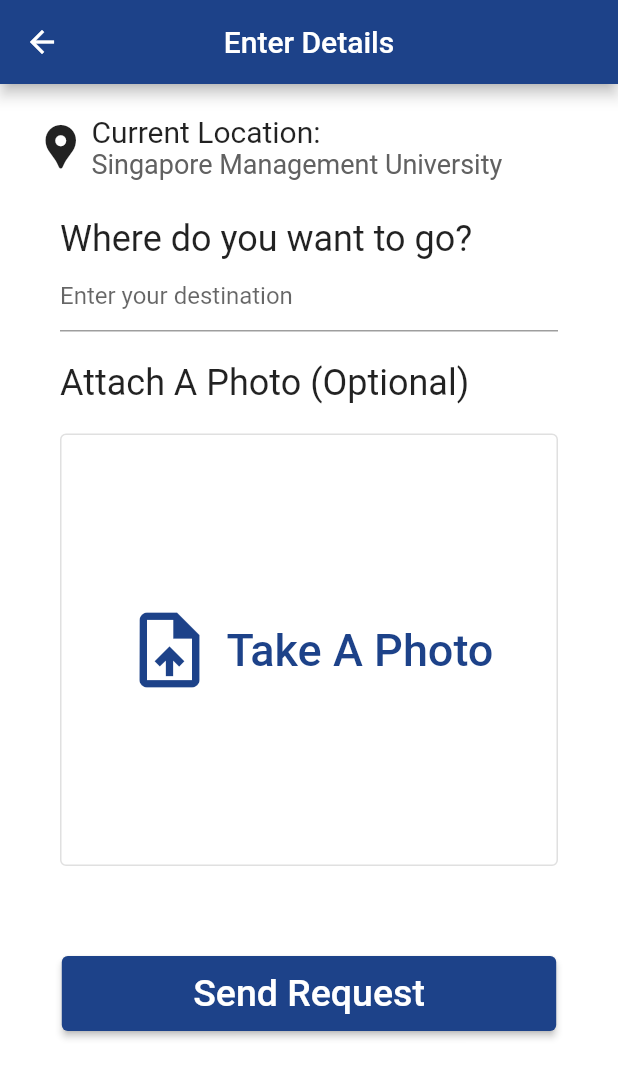
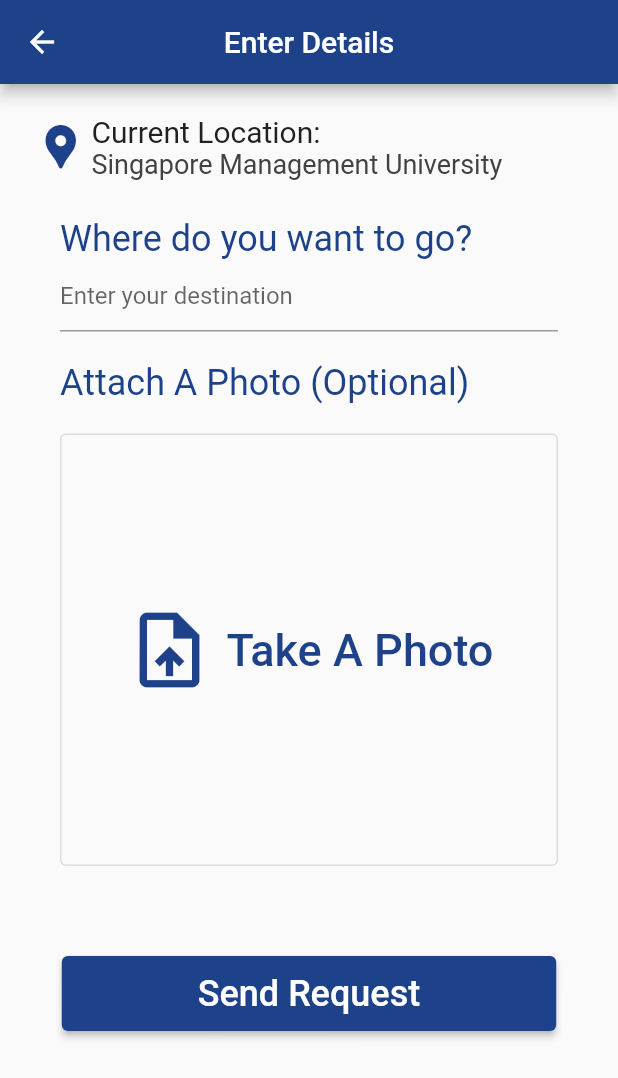
Before and after one commit to wenruiq/find-my-path, a Flutter app: the QueryScreen screen opened by its route, on a phone screen of 412 x 824 dp. Shown: the top 1078 px of the screen. Run offline on Flutter 3.47's test engine with Material 2 defaults, Android fonts, the phone set to English and light mode, and no system bars; our stand-ins replace cloud_firestore, firebase_auth, firebase_core, flutter_spinkit; accounts and stored records are empty; network calls fail.

Commit message:
updated volunteer page design and broke page down into widgets

```diff
--- a/lib/main.dart
+++ b/lib/main.dart
@@ -9,8 +9,8 @@ import "./screens/query_screen.dart";
 import "./screens/query_loading_screen.dart";
 import "./screens/splash_screen.dart";
 import "./screens/auth_screen.dart";
-import "./screens/home_screen_vi.dart";
-import "./screens/home_screen_vo.dart";
+import 'screens/vi_home_screen.dart';
+import 'screens/vo_home_screen.dart';
 
 void main() {
   //* Ensures Firebase initialized bef. running app
--- a/lib/screens/query_screen.dart
+++ b/lib/screens/query_screen.dart
@@ -7,7 +7,6 @@ import "../widgets/query/current_location.dart";
 class QueryScreen extends StatefulWidget {
   const QueryScreen({Key? key}) : super(key: key);
   static const routeName = '/query';
-
 
   @override
   State<QueryScreen> createState() => _QueryScreenState();
@@ -37,9 +36,11 @@ class _QueryScreenState extends State<QueryScreen> {
                     crossAxisAlignment: CrossAxisAlignment.start,
                     children: <Widget>[
                       //* Destination Input
-                      const Text(
+                      Text(
                         "Where do you want to go?",
-                        style: TextStyle(fontSize: 24),
+                        style: TextStyle(
+                            fontSize: 24,
+                            color: Theme.of(context).primaryColor),
                       ),
                       TextFormField(
                         decoration: const InputDecoration(
@@ -49,11 +50,13 @@ class _QueryScreenState extends State<QueryScreen> {
                         height: 20,
                       ),
                       //* Photo Upload Box
-                      const Padding(
-                        padding: EdgeInsets.only(bottom: 20),
+                      Padding(
+                        padding: const EdgeInsets.only(bottom: 20),
                         child: Text(
                           "Attach A Photo (Optional)",
-                          style: TextStyle(fontSize: 24),
+                          style: TextStyle(
+                              fontSize: 24,
+                              color: Theme.of(context).primaryColor),
                         ),
                       ),
                       Center(
@@ -61,7 +64,11 @@ class _QueryScreenState extends State<QueryScreen> {
                           height: MediaQuery.of(context).size.height * 0.35,
                           width: MediaQuery.of(context).size.width * 0.9,
                           child: OutlinedButton.icon(
-                            icon: const Icon(Icons.upload_file, size: 60),
+                            icon: Icon(
+                              Icons.upload_file,
+                              size: 60,
+                              color: Theme.of(context).primaryColor,
+                            ),
                             onPressed: () =>
                                 Navigator.pushNamed(context, "/homeVO"),
                             label: const Text(
@@ -86,7 +93,7 @@ class _QueryScreenState extends State<QueryScreen> {
                         Navigator.pushNamed(context, "/queryloading"),
                     child: const Text(
                       "Send Request",
-                      style: TextStyle(fontSize: 25),
+                      style: TextStyle(fontSize: 24),
                     ),
                   ),
                 ),
--- a/lib/screens/home_screen_vi.dart
+++ b/lib/screens/vi_home_screen.dart
@@ -3,7 +3,7 @@ import "package:cloud_firestore/cloud_firestore.dart";
 import "package:firebase_auth/firebase_auth.dart";
 import 'package:provider/provider.dart';
 
-import '../widgets/home/button_vi.dart';
+import '../widgets/home/vi_button.dart';
 
 class HomeScreenVI extends StatelessWidget {
   const HomeScreenVI({Key? key}) : super(key: key);
--- a/lib/theme/custom_theme.dart
+++ b/lib/theme/custom_theme.dart
@@ -1,6 +1,6 @@
 import "package:flutter/material.dart";
 
-MaterialColor _chosenMaterialColor = const MaterialColor(
+MaterialColor _customMaterialColor = const MaterialColor(
   0xFF1d4289,
   {
     50: Color(0xFF1D5D89),
@@ -16,10 +16,66 @@ MaterialColor _chosenMaterialColor = const MaterialColor(
   },
 );
 
+TextTheme _customTextTheme = const TextTheme(
+    // headline1: TextStyle(
+    //   fontSize: 20,
+    //   fontWeight: FontWeight.normal,
+    // ),
+    // headline2: TextStyle(
+    //   fontSize: 20,
+    //   fontWeight: FontWeight.normal,
+    // ),
+    // headline3: TextStyle(
+    //   fontSize: 20,
+    //   fontWeight: FontWeight.normal,
+    // ),
+    // headline4: TextStyle(
+    //   fontSize: 20,
+    //   fontWeight: FontWeight.normal,
+    // ),
+    // headline5: TextStyle(
+    //   fontSize: 20,
+    //   fontWeight: FontWeight.normal,
+    // ),
+    // headline6: TextStyle(
+    //   fontSize: 20,
+    //   fontWeight: FontWeight.normal,
+    // ),
+    // bodyText1: TextStyle(
+    //   fontSize: 20,
+    //   fontWeight: FontWeight.normal,
+    // ),
+    // bodyText2: TextStyle(
+    //   fontSize: 20,
+    //   fontWeight: FontWeight.normal,
+    // ),
+    // subtitle1: TextStyle(
+    //   fontSize: 20,
+    //   fontWeight: FontWeight.normal,
+    // ),
+    // subtitle2: TextStyle(
+    //   fontSize: 20,
+    //   fontWeight: FontWeight.normal,
+    // ),
+    // button: TextStyle(
+    //   fontSize: 20,
+    //   fontWeight: FontWeight.normal,
+    // ),
+    // caption: TextStyle(
+    //   fontSize: 20,
+    //   fontWeight: FontWeight.normal,
+    // ),
+    // overline: TextStyle(
+    //   fontSize: 20,
+    //   fontWeight: FontWeight.normal,
+    // ),
+    );
+
 ThemeData customTheme = ThemeData.from(
   colorScheme: ColorScheme.fromSwatch(
-    primarySwatch: _chosenMaterialColor,
+    primarySwatch: _customMaterialColor,
   ),
+  // textTheme: _customTextTheme,
 ).copyWith(
-  scaffoldBackgroundColor: const Color(0xFFFFFFFF),
+  scaffoldBackgroundColor: const Color(0xFFfafafa),
 );
--- a/lib/widgets/query/current_location.dart
+++ b/lib/widgets/query/current_location.dart
@@ -15,24 +15,31 @@ class _CurrentLocationState extends State<CurrentLocation> {
     return Row(
       mainAxisAlignment: MainAxisAlignment.start,
       children: [
-        const Padding(
-          padding: EdgeInsets.symmetric(horizontal: 3),
-          child: Icon(Icons.location_pin, size: 35),
+        Padding(
+          padding: const EdgeInsets.symmetric(horizontal: 3),
+          child: Icon(
+            Icons.location_pin,
+            size: 35,
+            color: Theme.of(context).primaryColor,
+          ),
         ),
         Wrap(
           alignment: WrapAlignment.start,
           direction: Axis.vertical,
           children: <Widget>[
-            const Text(
+            Text(
               "Current Location:",
-              style: TextStyle(fontSize: 20),
+              style: TextStyle(
+                fontSize: 20,
+                color: Colors.grey[900],
+              ),
             ),
             //TODO: Change this to current location of user
             Text(
               "Singapore Management University",
               style: TextStyle(
                 fontSize: 18,
-                color: Colors.grey[700],
+                color: Colors.grey[800],
               ),
             ),
           ],
```
Also changed, not shown: lib/screens/vo_home_screen.dart (renamed from lib/screens/home_screen_vo.dart, +13 -79 lines), lib/widgets/home/vo_availability_button.dart (added, +33 -0 lines), lib/widgets/home/vo_rating.dart (added, +82 -0 lines), lib/widgets/home/vi_button.dart (renamed from lib/widgets/home/button_vi.dart).
